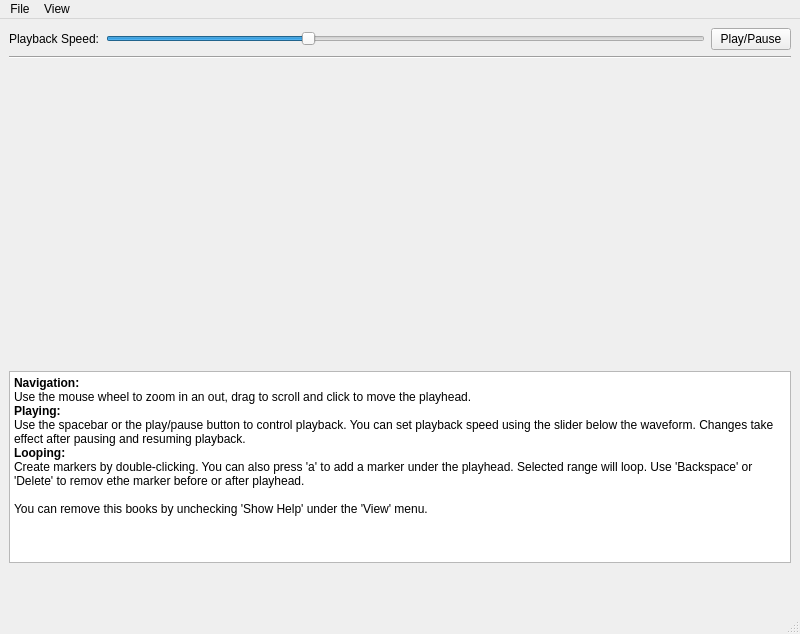
The window that mainwindow.ui (arkocal/mancho) describes before a commit, drawn with Qt 5.
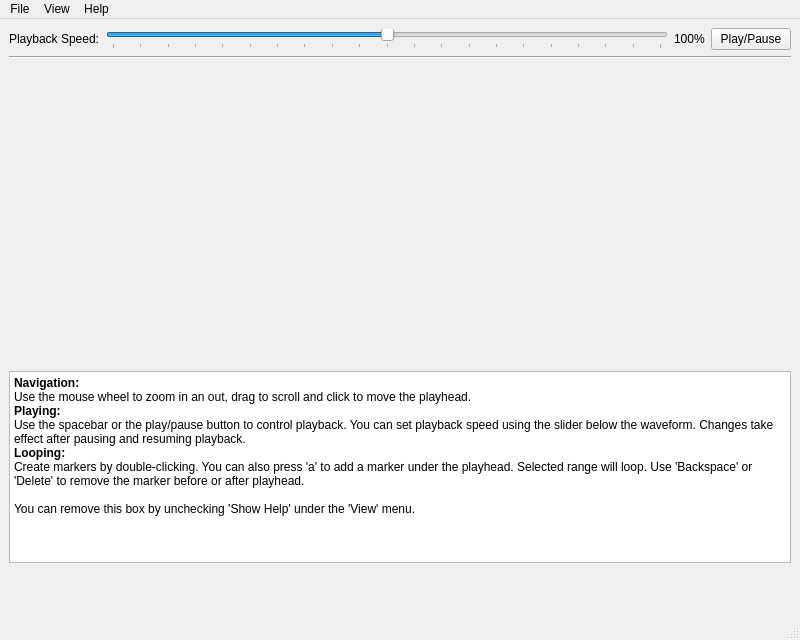
The same window after the commit. Custom widgets are drawn as their Qt base class.

Commit message: Added License info to app

Patch:
```diff
--- a/mainwindow.ui
+++ b/mainwindow.ui
@@ -7,7 +7,7 @@
     <x>0</x>
     <y>0</y>
     <width>800</width>
-    <height>600</height>
+    <height>640</height>
    </rect>
   </property>
   <property name="windowTitle">
@@ -36,7 +36,7 @@
          <number>50</number>
         </property>
         <property name="maximum">
-         <number>200</number>
+         <number>150</number>
         </property>
         <property name="value">
          <number>100</number>
@@ -44,6 +44,19 @@
         <property name="orientation">
          <enum>Qt::Horizontal</enum>
         </property>
+        <property name="tickPosition">
+         <enum>QSlider::TicksBelow</enum>
+        </property>
+        <property name="tickInterval">
+         <number>5</number>
+        </property>
+       </widget>
+      </item>
+      <item>
+       <widget class="QLabel" name="playbackSpeedLabel">
+        <property name="text">
+         <string>100%</string>
+        </property>
        </widget>
       </item>
       <item>
@@ -90,9 +103,9 @@
 &lt;p style=&quot; margin-top:0px; margin-bottom:0px; margin-left:0px; margin-right:0px; -qt-block-indent:0; text-indent:0px;&quot;&gt;&lt;span style=&quot; font-weight:600;&quot;&gt;Playing:&lt;/span&gt;&lt;/p&gt;
 &lt;p style=&quot; margin-top:0px; margin-bottom:0px; margin-left:0px; margin-right:0px; -qt-block-indent:0; text-indent:0px;&quot;&gt;Use the spacebar or the play/pause button to control playback. You can set playback speed using the slider below the waveform. Changes take effect after pausing and resuming playback.&lt;/p&gt;
 &lt;p style=&quot; margin-top:0px; margin-bottom:0px; margin-left:0px; margin-right:0px; -qt-block-indent:0; text-indent:0px;&quot;&gt;&lt;span style=&quot; font-weight:600;&quot;&gt;Looping:&lt;/span&gt;&lt;/p&gt;
-&lt;p style=&quot; margin-top:0px; margin-bottom:0px; margin-left:0px; margin-right:0px; -qt-block-indent:0; text-indent:0px;&quot;&gt;Create markers by double-clicking. You can also press 'a' to add a marker under the playhead. Selected range will loop. Use 'Backspace' or 'Delete' to remov ethe marker before or after playhead.&lt;/p&gt;
+&lt;p style=&quot; margin-top:0px; margin-bottom:0px; margin-left:0px; margin-right:0px; -qt-block-indent:0; text-indent:0px;&quot;&gt;Create markers by double-clicking. You can also press 'a' to add a marker under the playhead. Selected range will loop. Use 'Backspace' or 'Delete' to remove the marker before or after playhead.&lt;/p&gt;
 &lt;p style=&quot;-qt-paragraph-type:empty; margin-top:0px; margin-bottom:0px; margin-left:0px; margin-right:0px; -qt-block-indent:0; text-indent:0px;&quot;&gt;&lt;br /&gt;&lt;/p&gt;
-&lt;p style=&quot; margin-top:0px; margin-bottom:0px; margin-left:0px; margin-right:0px; -qt-block-indent:0; text-indent:0px;&quot;&gt;You can remove this books by unchecking 'Show Help' under the 'View' menu.&lt;/p&gt;&lt;/body&gt;&lt;/html&gt;</string>
+&lt;p style=&quot; margin-top:0px; margin-bottom:0px; margin-left:0px; margin-right:0px; -qt-block-indent:0; text-indent:0px;&quot;&gt;You can remove this box by unchecking 'Show Help' under the 'View' menu.&lt;/p&gt;&lt;/body&gt;&lt;/html&gt;</string>
       </property>
      </widget>
     </item>
@@ -132,8 +145,15 @@
     </property>
     <addaction name="actionShow_Hide_Help"/>
    </widget>
+   <widget class="QMenu" name="menuHelp">
+    <property name="title">
+     <string>Help</string>
+    </property>
+    <addaction name="actionOpen_Source_Licenses"/>
+   </widget>
    <addaction name="menuFile"/>
    <addaction name="menuView"/>
+   <addaction name="menuHelp"/>
   </widget>
   <widget class="QStatusBar" name="statusbar"/>
   <action name="actionOpen">
```
Left out of the diff: 7 changed lines with no effect on the pictures. The commit also changes 2 other files.
